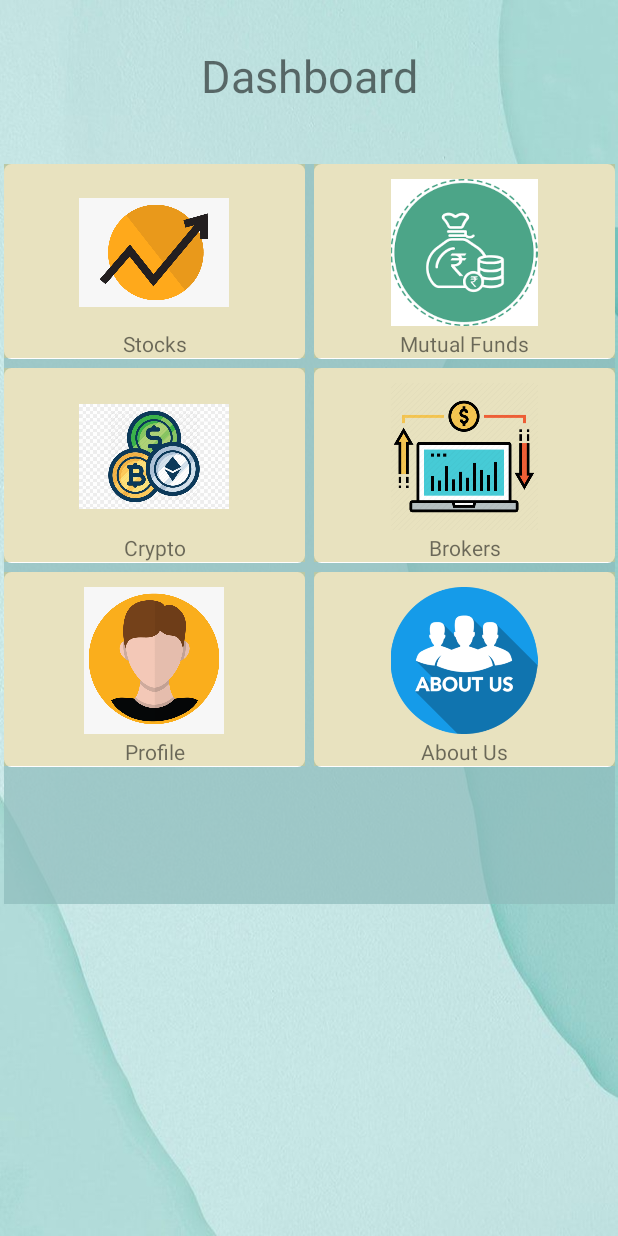
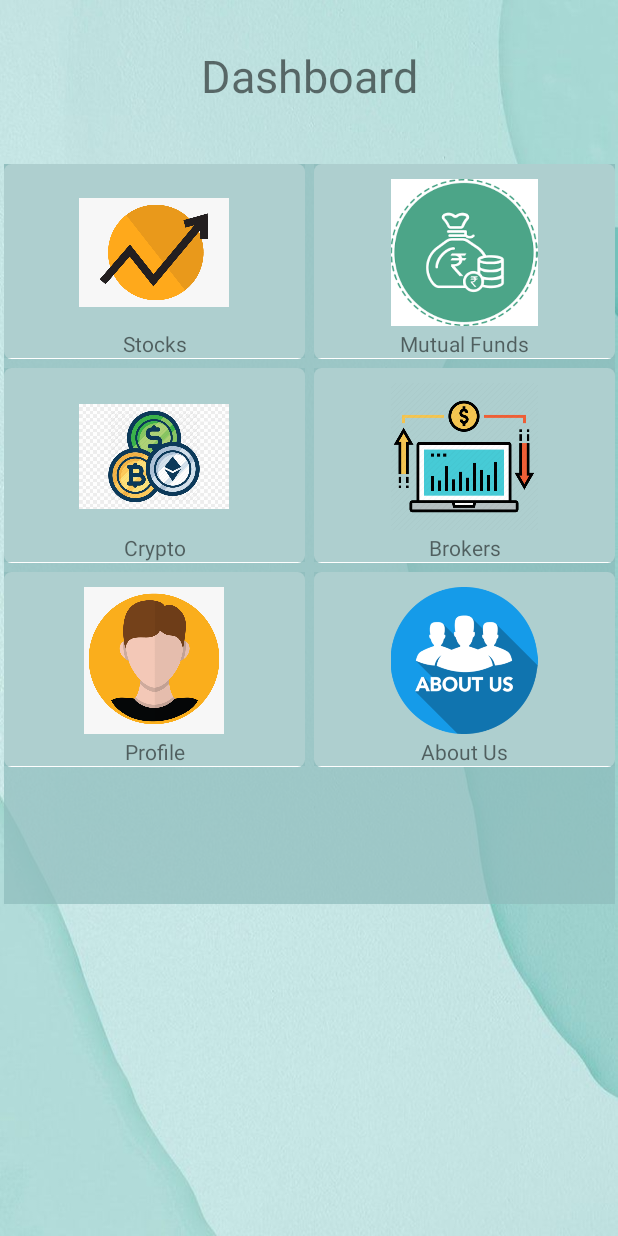
Before and after one commit to anikurhade/Stock-Edge, an Android app: the screen it shows after launch once a user with an empty profile is signed in (Dashboard), on a phone screen of 412 x 824 dp. Run offline under Robolectric (Android 15) with nearby library versions, the phone set to English and light mode, and no system bars; our stand-ins replace Firebase (no records; nobody signed in at launch, a user with empty details on screens opened directly); Roboto replaces fonts that are not available here.

Commit message:
Updating Card Item Acivity With Background And Adding Line At End

```diff
--- a/app/src/main/res/layout/card_item.xml
+++ b/app/src/main/res/layout/card_item.xml
@@ -2,30 +2,29 @@
 <androidx.cardview.widget.CardView xmlns:android="http://schemas.android.com/apk/res/android"
     xmlns:app="http://schemas.android.com/apk/res-auto"
 
-    android:background="#B3AE86"
     android:layout_width="match_parent"
     android:layout_height="130dp"
     android:layout_gravity="center"
     android:layout_marginLeft="2dp"
+    android:background="@drawable/bgradietnt"
     android:paddingBottom="10dp"
 
     app:cardCornerRadius="5dp"
-    app:cardElevation="5dp"
-    >
+    app:cardElevation="5dp">
 
     <LinearLayout
         android:layout_width="match_parent"
         android:layout_height="wrap_content"
-        android:background="#88D5C987"
+        android:background="#B78FBDBD"
         android:orientation="vertical">
 
         <ImageView
             android:id="@+id/idIVcourse"
             android:layout_width="100dp"
             android:layout_height="100dp"
+            android:layout_gravity="center"
             android:layout_marginTop="10dp"
             android:paddingBottom="2dp"
-            android:layout_gravity="center"
             android:src="@mipmap/ic_launcher" />
 
         <TextView
```
